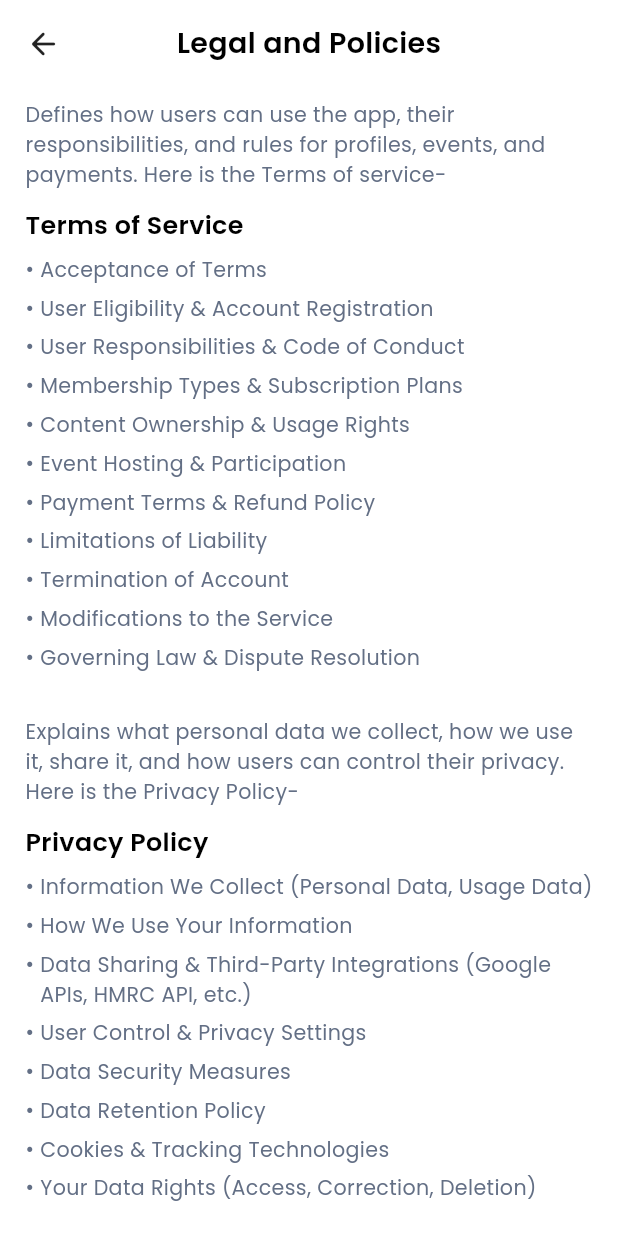
After one commit to Nifat130/baby_vax, a Flutter app: the LegalAndPoliciesScreen screen opened by its route, on a phone screen of 412 x 824 dp. The commit adds this screen. Run offline on Flutter 3.47's test engine with Material 3 defaults, Android fonts, the phone set to English and light mode, and no system bars; our stand-ins replace curved_navigation_bar, flip_card, flutter_spinkit, get, google_fonts, image_picker and 2 more; accounts and stored records are empty.

Commit message:
legal and policies screen added by Nifat

```diff
--- a/lib/app.dart
+++ b/lib/app.dart
@@ -25,8 +25,8 @@ class MyApp extends StatelessWidget {
       builder: (context, orientation, deviceType) {
         return GetMaterialApp(
           debugShowCheckedModeBanner: false,
-          initialRoute: AppRoute.hospitalChangePasswordScreen,
-          //initialRoute: AppRoute.hospitalEventScreen,
+          //initialRoute: AppRoute.legalAndPoliciesScreen,
+          initialRoute: AppRoute.init,
           getPages: AppRoute.routes,
           initialBinding: ControllerBinder(),
           themeMode: ThemeMode.system,
--- a/lib/features/authentication/presentation/screens/role_screen.dart
+++ b/lib/features/authentication/presentation/screens/role_screen.dart
@@ -1,5 +1,6 @@
 import 'package:baby_vax/core/common/widgets/custom_submit_button.dart';
 import 'package:baby_vax/core/utils/constants/app_sizer.dart';
+import 'package:baby_vax/core/utils/constants/icon_path.dart';
 import 'package:baby_vax/core/utils/constants/logo_path.dart';
 import 'package:baby_vax/features/authentication/controllers/sign_up_controller.dart';
 import 'package:baby_vax/features/authentication/presentation/widgets/role_container.dart';
@@ -37,9 +38,9 @@ class RoleScreen extends GetView<SignUpController> {
                 12.heightSpace,
                 CustomText(text: "Your Simple Path to Stress-Free Vaccine Management", fontSize: 14.sp, textAlign: TextAlign.start, color: AppColors.textSecondary,),
                 24.heightSpace,
-                roleContainer(controller, "Hospital"),
+                roleContainer(controller, "Hospital", IconPath.hospitalIcon),
                 16.heightSpace,
-                roleContainer(controller, "Parent"),
+                roleContainer(controller, "Parent", IconPath.parentIcon),
               ],
             ),
           ),
--- a/lib/features/authentication/presentation/widgets/role_container.dart
+++ b/lib/features/authentication/presentation/widgets/role_container.dart
@@ -6,7 +6,7 @@ import 'package:get/get_state_manager/src/rx_flutter/rx_obx_widget.dart';
 import '../../../../core/common/widgets/custom_text.dart';
 import '../../../../core/utils/constants/app_colors.dart';
 
-Widget roleContainer(SignUpController controller, String role){
+Widget roleContainer(SignUpController controller, String role, String icon){
 
   return Obx(()=>
       GestureDetector(
@@ -24,7 +24,7 @@ Widget roleContainer(SignUpController controller, String role){
             crossAxisAlignment: CrossAxisAlignment.center,
             spacing: 16.w,
             children: [
-              //Image.asset(LogoPath.hospitalIcon, color: controller.selectedRole.value == role ? AppColors.textWhite : AppColors.textSecondary,),
+              Image.asset(icon, color: controller.selectedRole.value == role ? AppColors.textWhite : AppColors.textSecondary,),
               CustomText(text: role, fontSize: 18.sp, textAlign: TextAlign.start, color: controller.selectedRole.value == role ? AppColors.textWhite : AppColors.textSecondary, fontWeight: FontWeight.w600,)
             ],
           ),
--- a/lib/features/hospital_flow/hospital_profile/presentation/screens/hospital_profile_screen.dart
+++ b/lib/features/hospital_flow/hospital_profile/presentation/screens/hospital_profile_screen.dart
@@ -47,7 +47,7 @@ class HospitalProfileScreen extends StatelessWidget {
                 SizedBox(height: 20.h,),
                 CustomText(text: "Terms & Support",),
                 SizedBox(height: 16.h,),
-                profileOptionContainer(Icons.policy_outlined, "Legal and Policies", AppRoute.signInScreen),
+                profileOptionContainer(Icons.policy_outlined, "Legal and Policies", AppRoute.legalAndPoliciesScreen),
                 profileOptionContainer(Icons.logout_rounded, "Log Out", AppRoute.signInScreen),
               ],
             ),
--- /dev/null
+++ b/lib/features/hospital_flow/hospital_profile/presentation/screens/legal_and_policies_screen.dart
@@ -0,0 +1,125 @@
+import 'package:baby_vax/core/common/widgets/custom_back_center_title_heading.dart';
+import 'package:baby_vax/core/common/widgets/custom_text.dart';
+import 'package:baby_vax/core/utils/constants/app_colors.dart';
+import 'package:baby_vax/core/utils/constants/app_sizer.dart';
+import 'package:flutter/material.dart';
+
+class LegalAndPoliciesScreen extends StatelessWidget {
+  const LegalAndPoliciesScreen({super.key});
+
+  Widget buildSection(String title, List<String> items) {
+    return Padding(
+      padding: EdgeInsets.only(bottom: 24.h),
+      child: Column(
+        crossAxisAlignment: CrossAxisAlignment.start,
+        children: [
+          CustomText(
+            text: title,
+            fontSize: 16.sp,
+            fontWeight: FontWeight.w600,
+            color: AppColors.textPrimary,
+          ),
+          8.heightSpace,
+          ...items.map((e) => Padding(
+            padding: EdgeInsets.only(bottom: 6.h),
+            child: Row(
+              crossAxisAlignment: CrossAxisAlignment.start,
+              children: [
+                CustomText(
+                  text: "• ",
+                  fontSize: 13.sp,
+                  color: AppColors.textSecondary,
+                ),
+                Expanded(
+                  child: CustomText(
+                    text: e,
+                    fontSize: 13.sp,
+                    color: AppColors.textSecondary,
+                  ),
+                ),
+              ],
+            ),
+          )),
+        ],
+      ),
+    );
+  }
+
+  @override
+  Widget build(BuildContext context) {
+    return Scaffold(
+      body: SafeArea(
+        child: Padding(
+          padding: EdgeInsets.symmetric(horizontal: 16.w, vertical: 16.h),
+          child: SingleChildScrollView(
+            child: Column(
+              crossAxisAlignment: CrossAxisAlignment.start,
+              children: [
+                customBackCenterTitleHeading("Legal and Policies"),
+                24.heightSpace,
+
+                /// Terms of Service
+                CustomText(
+                  text:
+                  "Defines how users can use the app, their responsibilities, and rules for profiles, events, and payments. Here is the Terms of service-",
+                  fontSize: 13.sp,
+                  color: AppColors.textSecondary,
+                ),
+                12.heightSpace,
+                buildSection("Terms of Service", [
+                  "Acceptance of Terms",
+                  "User Eligibility & Account Registration",
+                  "User Responsibilities & Code of Conduct",
+                  "Membership Types & Subscription Plans",
+                  "Content Ownership & Usage Rights",
+                  "Event Hosting & Participation",
+                  "Payment Terms & Refund Policy",
+                  "Limitations of Liability",
+                  "Termination of Account",
+                  "Modifications to the Service",
+                  "Governing Law & Dispute Resolution",
+                ]),
+
+                /// Privacy Policy
+                CustomText(
+                  text:
+                  "Explains what personal data we collect, how we use it, share it, and how users can control their privacy. Here is the Privacy Policy-",
+                  fontSize: 13.sp,
+                  color: AppColors.textSecondary,
+                ),
+                12.heightSpace,
+                buildSection("Privacy Policy", [
+                  "Information We Collect (Personal Data, Usage Data)",
+                  "How We Use Your Information",
+                  "Data Sharing & Third-Party Integrations (Google APIs, HMRC API, etc.)",
+                  "User Control & Privacy Settings",
+                  "Data Security Measures",
+                  "Data Retention Policy",
+                  "Cookies & Tracking Technologies",
+                  "Your Data Rights (Access, Correction, Deletion)",
+                  "International Data Transfers",
+                  "Contact Information for Privacy Inquiries",
+                ]),
+
+                /// Community Guidelines
+                CustomText(
+                  text:
+                  "Sets the rules for respectful behavior, safe content sharing, and how we handle violations and moderation. Here is the Community Guidelines-",
+                  fontSize: 13.sp,
+                  color: AppColors.textSecondary,
+                ),
+                12.heightSpace,
+                buildSection("Community Guidelines", [
+                  "Respectful & Professional Communication",
+                  "No Harassment, Abuse, or Hate Speech",
+                  "Authentic & Accurate Profile Information",
+                  "Prohibited Content (Spam, Misinformation, Inappropriate Media)",
+                ]),
+              ],
+            ),
+          ),
+        ),
+      ),
+    );
+  }
+}
--- a/lib/features/onboarding/screens/onboarding_screen_one.dart
+++ b/lib/features/onboarding/screens/onboarding_screen_one.dart
@@ -50,14 +50,17 @@ class OnboardingScreenOne extends StatelessWidget {
                   )
               ),
               Positioned.fill(
-                bottom: 28.h,
+                bottom: 10.h,
                 child: Align(
                   alignment: Alignment.bottomCenter,
                   child: GestureDetector(
                     onTap: (){
                       Get.toNamed(AppRoute.onboardingScreenTwo);
                     },
-                    child: Image.asset(ImagePath.onboardingButtonImage),
+                    child: Padding(
+                      padding: EdgeInsets.symmetric(horizontal: 8.w, vertical: 8.h),
+                      child: Image.asset(ImagePath.onboardingButtonImage),
+                    ),
                   ),
                 ),
               ),
--- a/lib/features/onboarding/screens/onboarding_screen_three.dart
+++ b/lib/features/onboarding/screens/onboarding_screen_three.dart
@@ -5,7 +5,6 @@ import 'package:baby_vax/core/utils/constants/image_path.dart';
 import 'package:baby_vax/features/authentication/presentation/screens/sign_in_screen.dart';
 import 'package:flutter/material.dart';
 import 'package:get/get.dart';
-import '../../../routes/app_routes.dart';
 
 class OnboardingScreenThree extends StatelessWidget {
   const OnboardingScreenThree({super.key});
@@ -50,14 +49,17 @@ class OnboardingScreenThree extends StatelessWidget {
                   )
               ),
               Positioned.fill(
-                bottom: 28.h,
+                bottom: 10.h,
                 child: Align(
                   alignment: Alignment.bottomCenter,
                   child: GestureDetector(
                     onTap: (){
                       Get.to(() => SignInScreen());
                     },
-                    child: Image.asset(ImagePath.onboardingButtonImage),
+                    child: Padding(
+                      padding: EdgeInsets.symmetric(horizontal: 8.w, vertical: 8.h),
+                      child: Image.asset(ImagePath.onboardingButtonImage),
+                    ),
                   ),
                 ),
               ),
--- a/lib/features/onboarding/screens/onboarding_screen_two.dart
+++ b/lib/features/onboarding/screens/onboarding_screen_two.dart
@@ -50,14 +50,17 @@ class OnboardingScreenTwo extends StatelessWidget {
                   )
               ),
               Positioned.fill(
-                bottom: 28.h,
+                bottom: 10.h,
                 child: Align(
                   alignment: Alignment.bottomCenter,
                   child: GestureDetector(
                     onTap: (){
                       Get.toNamed(AppRoute.onboardingScreenThree);
                     },
-                    child: Image.asset(ImagePath.onboardingButtonImage),
+                    child: Padding(
+                      padding: EdgeInsets.symmetric(horizontal: 8.w, vertical: 8.h),
+                      child: Image.asset(ImagePath.onboardingButtonImage),
+                    ),
                   ),
                 ),
               ),
--- a/lib/routes/app_routes.dart
+++ b/lib/routes/app_routes.dart
@@ -9,6 +9,7 @@ import '../features/hospital_flow/hospital_home/presentation/screens/hospital_ho
 import '../features/hospital_flow/hospital_profile/presentation/screens/hospital_change_password_screen.dart';
 import '../features/hospital_flow/hospital_profile/presentation/screens/hospital_information_screen.dart';
 import '../features/hospital_flow/hospital_profile/presentation/screens/hospital_profile_screen.dart';
+import '../features/hospital_flow/hospital_profile/presentation/screens/legal_and_policies_screen.dart';
 import '../features/onboarding/screens/onboarding_screen_one.dart';
 import '../features/onboarding/screens/onboarding_screen_three.dart';
 import '../features/onboarding/screens/onboarding_screen_two.dart';
@@ -29,6 +30,7 @@ class AppRoute {
   static String hospitalEventScreen = "/hospitalEventScreen";
   static String hospitalInformationScreen = "/hospitalInformationScreen";
   static String hospitalChangePasswordScreen = "/hospitalChangePasswordScreen";
+  static String legalAndPoliciesScreen = "/legalAndPoliciesScreen";
 
 
   static List<GetPage> routes = [
@@ -46,7 +48,7 @@ class AppRoute {
       transitionDuration: Duration(milliseconds: 500),
     ),
     GetPage(name: onboardingScreenThree, page: () => const OnboardingScreenThree(), transition: Transition.rightToLeftWithFade, transitionDuration: Duration(milliseconds: 500),),
-    GetPage(name: signInScreen, page: () => SignInScreen()),
+    GetPage(name: signInScreen, page: () => SignInScreen(), transition: Transition.rightToLeftWithFade, transitionDuration: Duration(milliseconds: 500),),
     GetPage(name: roleScreen, page: () => const RoleScreen()),
     GetPage(name: parentSignUpScreen, page: () => ParentSignUpScreen()),
     GetPage(name: hospitalSignUpScreen, page: () => HospitalSignUpScreen()),
@@ -56,5 +58,6 @@ class AppRoute {
     GetPage(name: hospitalEventScreen, page: () => HospitalEventScreen()),
     GetPage(name: hospitalInformationScreen, page: () => HospitalInformationScreen()),
     GetPage(name: hospitalChangePasswordScreen, page: () => HospitalChangePasswordScreen()),
+    GetPage(name: legalAndPoliciesScreen, page: () => LegalAndPoliciesScreen()),
   ];
 }
```
